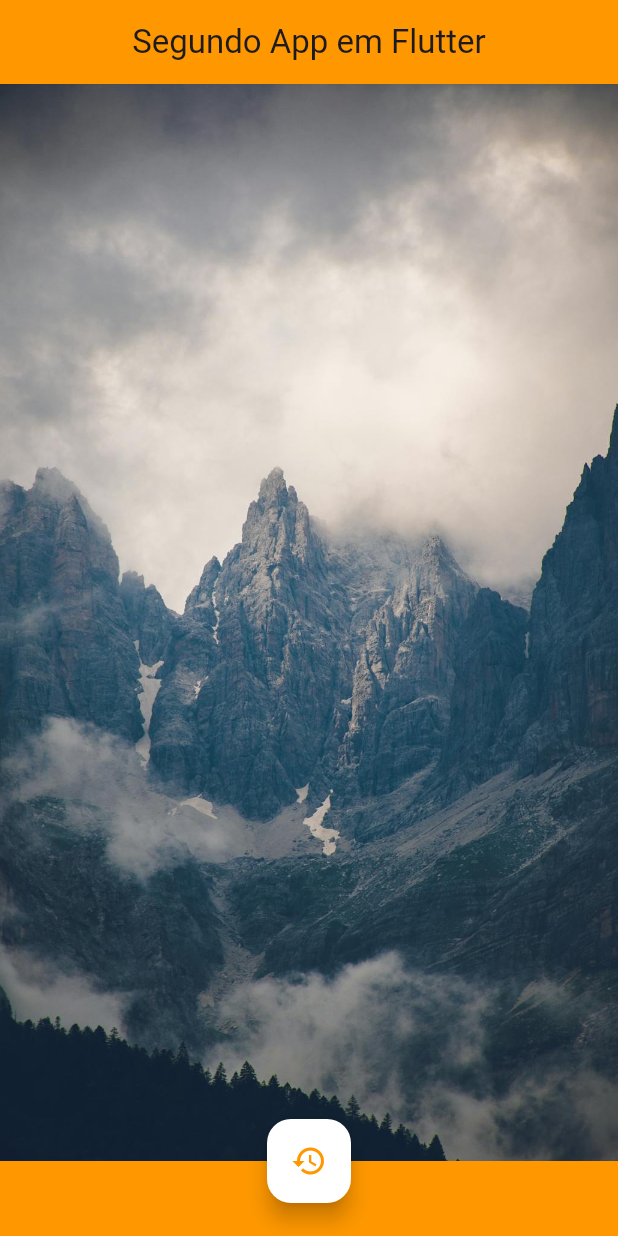
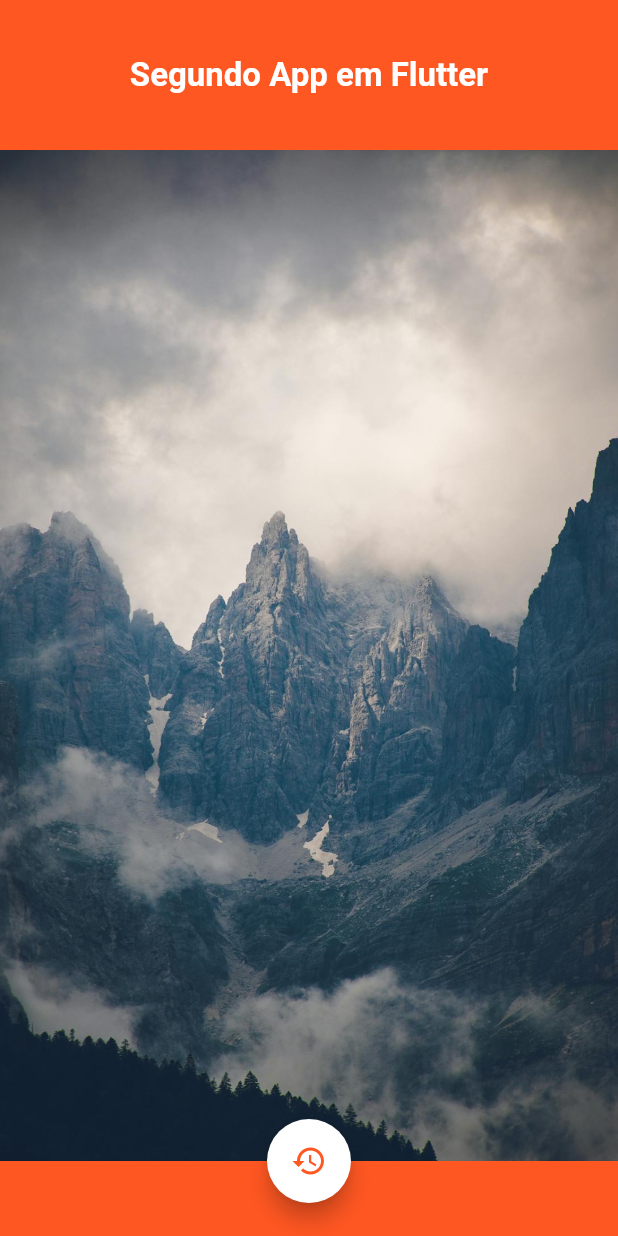
Before and after one commit to NinjaBitroom/segundoAppFlutter2024, a Flutter app: the screen it shows after launch, on a phone screen of 412 x 824 dp. Run offline on Flutter 3.47's test engine with Material 3 defaults, Android fonts, the phone set to English and light mode, and no system bars.

```diff
--- a/lib/main.dart
+++ b/lib/main.dart
@@ -28,9 +28,14 @@ class _MyHomePageState extends State<MyHomePage> {
   Widget build(BuildContext context) {
     return Scaffold(
       appBar: AppBar(
-        backgroundColor: Colors.orange,
+        toolbarHeight: 100,
+        backgroundColor: Colors.deepOrange,
+        foregroundColor: Colors.white,
         centerTitle: true,
-        title: const Text('Segundo App em Flutter'),
+        title: const Text(
+          'Segundo App em Flutter',
+          style: TextStyle(fontWeight: FontWeight.bold),
+        ),
       ),
       body: Container(
         decoration: const BoxDecoration(
@@ -41,13 +46,14 @@ class _MyHomePageState extends State<MyHomePage> {
       ),
       bottomSheet: Container(
         height: 50,
-        color: Colors.orange,
+        color: Colors.deepOrange,
       ),
       floatingActionButtonLocation: FloatingActionButtonLocation.centerFloat,
       floatingActionButton: FloatingActionButton(
         backgroundColor: Colors.white,
+        shape: const CircleBorder(),
         onPressed: () {},
-        child: const Icon(Icons.history, color: Colors.orange),
+        child: const Icon(Icons.history, color: Colors.deepOrange),
       ),
     );
   }
```
Also changed, not shown: pubspec.lock.
